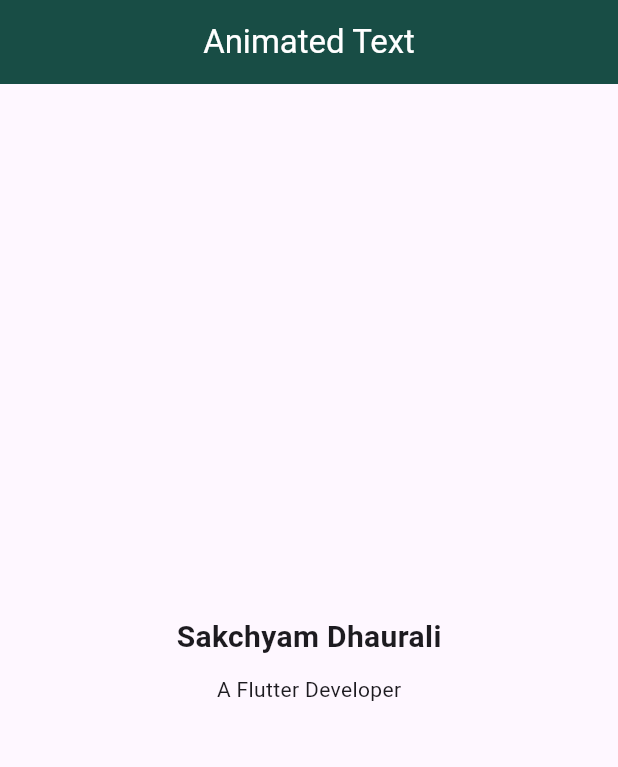
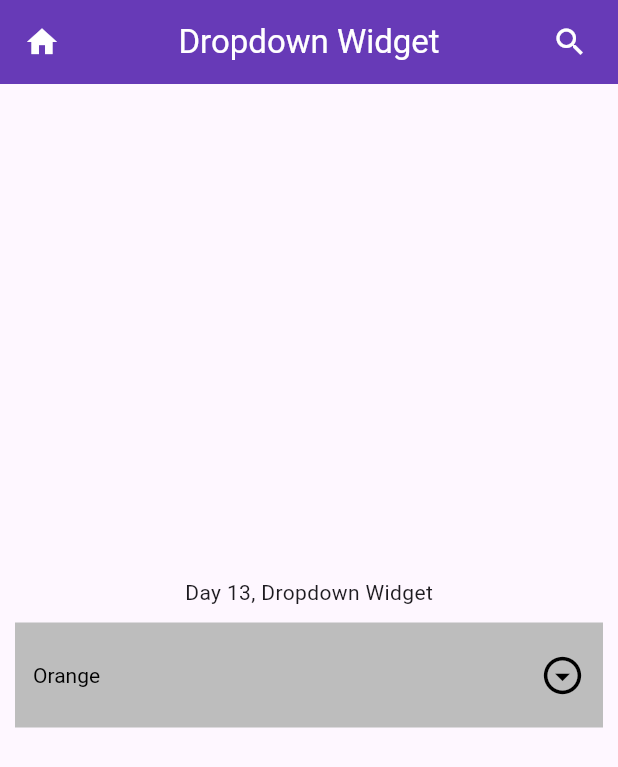
Before and after one commit to sakchyamdhaurali/basic-widgets-flutter, a Flutter app: the screen it shows after launch, on a phone screen of 412 x 824 dp. Shown: the top 767 px of the screen. Run offline on Flutter 3.47's test engine with Material 3 defaults, Android fonts, the phone set to English and light mode, and no system bars; drawn by our look-alikes of animated_text_kit; our stand-ins replace cached_network_image.

Commit message:
bottomnav & dropdown

```diff
--- a/lib/main.dart
+++ b/lib/main.dart
@@ -10,7 +10,9 @@ import 'package:flutter/material.dart';
 // import 'package:testapp/widgets/alert.dart';
 // import 'package:testapp/widgets/bottomSheet.dart';
 // import 'package:testapp/widgets/bottomSheet.dart';
-import 'package:testapp/widgets/animated_text.dart';
+// import 'package:testapp/widgets/animated_text.dart';
+// import 'package:testapp/widgets/bottomnav.dart';
+import 'package:testapp/widgets/dropdown.dart';
 
 
 
@@ -38,7 +40,7 @@ class MyApp extends StatelessWidget {
 
 
 
-        home: AnimatedText(),
+        home: DropdownWidget(),
 
 
 
--- /dev/null
+++ b/lib/widgets/dropdown.dart
@@ -0,0 +1,75 @@
+import 'package:flutter/material.dart';
+
+class DropdownWidget extends StatefulWidget {
+  const DropdownWidget({ Key? key }) : super(key: key);
+
+  @override
+  _DropdownState createState() => _DropdownState();
+}
+
+class _DropdownState extends State<DropdownWidget> {
+
+  String selectedValue = 'Orange';
+  @override
+  Widget build(BuildContext context) {
+    return Scaffold(
+
+     appBar: AppBar(
+        title: Text('Dropdown Widget' , style: TextStyle(color: Colors.white),),
+        backgroundColor: Colors.deepPurple,
+        centerTitle: true,
+        leading: Icon(Icons.home, color: Colors.white,),
+        actions: [Padding(
+          padding: const EdgeInsets.only(right: 20),
+          child: Icon(Icons.search, color: Colors.white,),
+        )],
+        elevation: 0,
+      ),
+
+      body: Center(
+        child: Column(
+          mainAxisAlignment: MainAxisAlignment.center,
+          children: [
+            Text("Day 13, Dropdown Widget"),
+            Container(
+              margin: EdgeInsets.all(10),
+              height: 70,
+
+              color: Colors.grey.shade400,
+              width: MediaQuery.of(context).size.width,
+              child: Padding(
+                padding: const EdgeInsets.all(12.0),
+                child: DropdownButton<String>(
+                  style: TextStyle(color: Colors.black),
+                  icon: Icon(Icons.arrow_drop_down_circle_outlined, color: Colors.black),
+                  iconSize: 30,
+                  elevation: 0,
+                  dropdownColor: Colors.grey.shade300,
+                  value: selectedValue,
+                  isExpanded: true,
+                   onChanged: (String? newvalue){
+                  setState(() {
+                    selectedValue = newvalue!;
+                  });
+                   },
+
+
+                  items:  <String>[ 'Orange', 'Apple', 'Banana', ' Mango', 'Peach']
+                  .map<DropdownMenuItem<String>>((String value){
+                    return DropdownMenuItem<String>(
+
+                      value: value,
+                      alignment: AlignmentDirectional.centerStart,
+                      child: Text(value));
+                  }).toList(),
+
+                ),
+              ) ,
+            ),
+          ],
+        ),
+      ),
+
+    );
+  }
+}
```
Also changed, not shown: lib/widgets/bottomnav.dart (added, +81 -0 lines), output_screenshots/30daysphotos/day12_bottomnav1.png (added), output_screenshots/30daysphotos/day12_bottomnav2.png (added).
